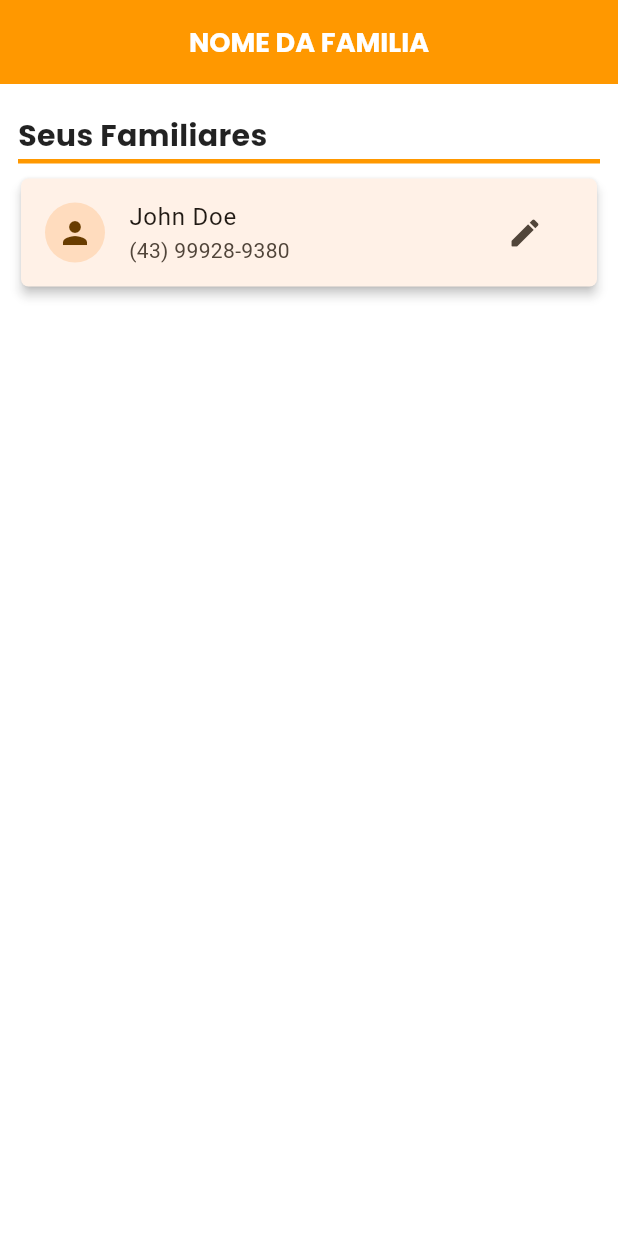
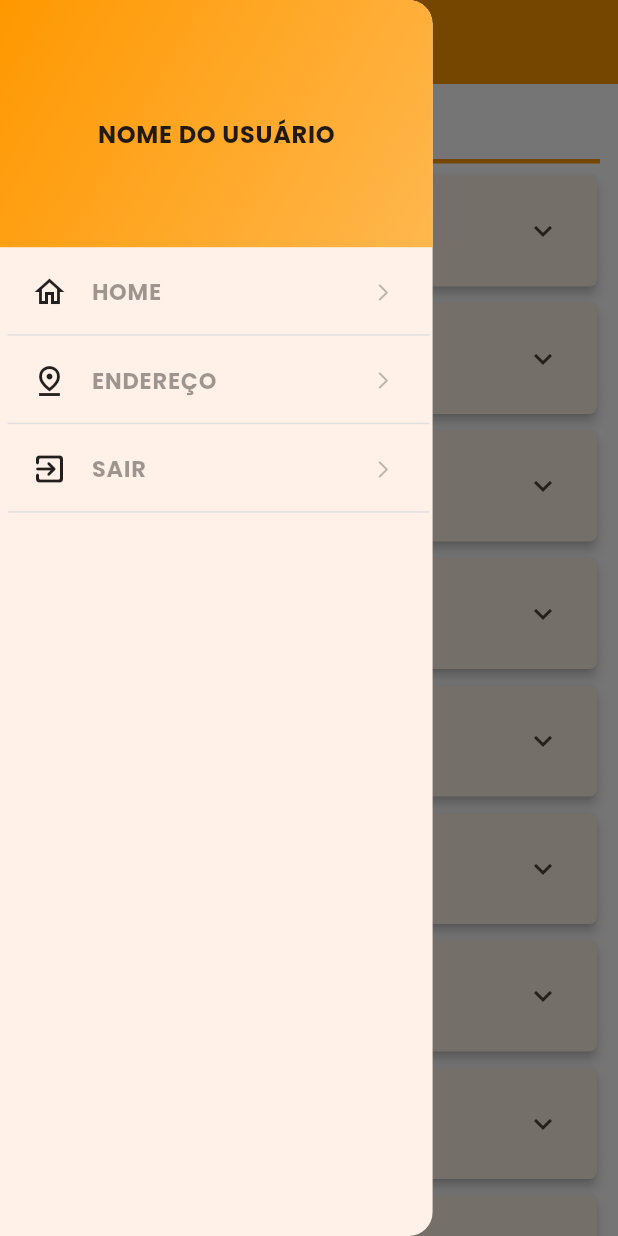
Before and after one commit to Luizgustavoo/formapp, a Flutter app: the HomePageFamily screen opened directly, with the side drawer open (before the commit the screen has no drawer), on a phone screen of 412 x 824 dp. Run offline on Flutter 3.47's test engine with Material 2 defaults, Android fonts, the phone set to English and light mode, and no system bars; missing offline and left inert: floating_action_bubble.

Commit message:
Add Home Member

```diff
--- a/lib/main.dart
+++ b/lib/main.dart
@@ -1,6 +1,6 @@
 import 'package:flutter/material.dart';
 import 'package:flutter/services.dart';
-import 'package:formapp/screens/family/home_page_family.dart';
+import 'package:formapp/screens/login_page.dart';
 import 'package:formapp/utils/custom_route.dart';
 
 void main() {
@@ -77,6 +77,6 @@ class MyApp extends StatelessWidget {
             TargetPlatform.iOS: CustomPageTransitionsBuilder(),
           }),
         ),
-        home: const HomePageFamily());
+        home: const LoginPage());
   }
 }
--- a/lib/screens/create_family.dart
+++ b/lib/screens/create_family.dart
@@ -386,6 +386,9 @@ class _CreateFamilyState extends State<CreateFamily> {
                   steps: getSteppers())),
           Card(
             child: ExpansionTile(
+              shape:
+                  const RoundedRectangleBorder(borderRadius: BorderRadius.zero),
+              initiallyExpanded: true,
               title: const Text('Composição Familiar'),
               children: familyMembersList.map((member) {
                 return Card(
@@ -396,7 +399,6 @@ class _CreateFamilyState extends State<CreateFamily> {
                         setState(() {
                           editedFamilyMemberIndex =
                               familyMembersList.indexOf(member);
-
                           nomeCompletoController.text = member.nomeCompleto;
                           dataNascimentoController.text = member.dataNascimento;
                           cpfController.text = member.cpf;
@@ -408,7 +410,6 @@ class _CreateFamilyState extends State<CreateFamily> {
                           redeSocialController.text = member.redeSocial;
                           igrejaController.text = member.igreja;
                           funcIgrejaController.text = member.funcIgreja;
-
                           _currentStep = 0;
                         });
                       },
--- a/lib/screens/family/home_page_family.dart
+++ b/lib/screens/family/home_page_family.dart
@@ -1,4 +1,5 @@
 import 'package:flutter/material.dart';
+import 'package:formapp/screens/family/widgets/custom_drawer_family.dart';
 import 'package:formapp/screens/family/widgets/custom_list_tile_family.dart';
 
 class HomePageFamily extends StatefulWidget {
@@ -16,7 +17,7 @@ class _HomePageFamilyState extends State<HomePageFamily> {
       appBar: AppBar(
         title: const Text('NOME DA FAMILIA'),
       ),
-      // drawer: const CustomDrawer(),
+      drawer: const CustomDrawerFamily(),
       body: Column(
         children: [
           Column(
@@ -29,7 +30,7 @@ class _HomePageFamilyState extends State<HomePageFamily> {
               Container(
                 margin: const EdgeInsets.only(left: 12),
                 child: const Text(
-                  'Seus Familiares',
+                  'Composição Familiar',
                   style: TextStyle(
                     color: Colors.black87,
                     fontFamily: 'Poppins',
--- /dev/null
+++ b/lib/screens/family/widgets/custom_drawer_family.dart
@@ -0,0 +1,73 @@
+import 'package:flutter/material.dart';
+import 'package:formapp/widgets/custom_list_tile.dart';
+
+class CustomDrawerFamily extends StatelessWidget {
+  const CustomDrawerFamily({super.key});
+
+  @override
+  Widget build(BuildContext context) {
+    final size = MediaQuery.of(context).size;
+    return SafeArea(
+      child: SizedBox(
+        width: size.width * 0.70,
+        height: size.height,
+        child: Drawer(
+          child: ListView(
+            children: [
+              Container(
+                height: size.height * .2,
+                decoration: BoxDecoration(
+                  gradient: LinearGradient(
+                    colors: [
+                      Colors.orange.shade500,
+                      Colors.orange.shade300,
+                    ],
+                    begin: Alignment.topLeft,
+                    end: Alignment.bottomRight,
+                  ),
+                ),
+                child: Theme(
+                  data: Theme.of(context).copyWith(
+                    dividerTheme:
+                        const DividerThemeData(color: Colors.transparent),
+                  ),
+                  child: DrawerHeader(
+                    decoration: BoxDecoration(
+                        border: Border(
+                            bottom: Divider.createBorderSide(context,
+                                color: Colors.transparent, width: 0.0))),
+                    duration: const Duration(milliseconds: 200),
+                    child: const Column(
+                      mainAxisAlignment: MainAxisAlignment.center,
+                      children: [
+                        Padding(
+                          padding: EdgeInsets.only(top: 15),
+                          child: Row(
+                            mainAxisAlignment: MainAxisAlignment.center,
+                            crossAxisAlignment: CrossAxisAlignment.center,
+                            children: [
+                              Flexible(
+                                child: Text(
+                                  'NOME DO USUÁRIO',
+                                  style: TextStyle(
+                                      fontSize: 16, fontFamily: 'Poppins'),
+                                ),
+                              ),
+                            ],
+                          ),
+                        )
+                      ],
+                    ),
+                  ),
+                ),
+              ),
+              CustomListTile(Icons.home_outlined, 'HOME', () {}, true),
+              CustomListTile(Icons.pin_drop_outlined, 'ENDEREÇO', () {}, true),
+              CustomListTile(Icons.exit_to_app_rounded, 'SAIR', () {}, true),
+            ],
+          ),
+        ),
+      ),
+    );
+  }
+}
--- a/lib/screens/family/widgets/custom_list_tile_family.dart
+++ b/lib/screens/family/widgets/custom_list_tile_family.dart
@@ -5,17 +5,74 @@ class CustomListTileFamily extends StatelessWidget {
 
   @override
   Widget build(BuildContext context) {
-    return SingleChildScrollView(
-      child: Padding(
-        padding: const EdgeInsets.only(top: 5, left: 10, right: 10),
-        child: Card(
-          child: ListTile(
-            leading: const CircleAvatar(child: Icon(Icons.person)),
-            title: const Text('John Doe'),
-            subtitle: const Text('(43) 99928-9380'),
-            trailing: IconButton(
-                onPressed: () {}, icon: const Icon(Icons.edit_rounded)),
-          ),
+    return ListView.builder(
+        itemCount: 20,
+        itemBuilder: (context, index) {
+          return const CustomExpansion();
+        });
+  }
+}
+
+class CustomExpansion extends StatelessWidget {
+  const CustomExpansion({
+    super.key,
+  });
+
+  @override
+  Widget build(BuildContext context) {
+    return Padding(
+      padding: const EdgeInsets.only(left: 10, right: 10, top: 3),
+      child: Card(
+        child: ExpansionTile(
+          leading: IconButton(
+              onPressed: () {},
+              icon: Icon(
+                Icons.edit_rounded,
+                color: Colors.orange.shade700,
+                size: 20,
+              )),
+          shape: const RoundedRectangleBorder(borderRadius: BorderRadius.zero),
+          title: const Text('Luiz Gustavo'),
+          subtitle: const Text('(43) 99928-9380'),
+          children: [
+            Padding(
+              padding: const EdgeInsets.all(8.0),
+              child: Column(
+                children: [
+                  TextFormField(),
+                  const SizedBox(height: 10),
+                  TextFormField(),
+                  const SizedBox(height: 10),
+                  TextFormField(),
+                  const SizedBox(height: 10),
+                  TextFormField(),
+                  const SizedBox(height: 10),
+                  TextFormField(),
+                  const SizedBox(height: 10),
+                  TextFormField(),
+                  const SizedBox(height: 10),
+                  TextFormField(),
+                  const SizedBox(height: 10),
+                  TextFormField(),
+                  const SizedBox(height: 10),
+                  TextFormField(),
+                  const SizedBox(height: 10),
+                  TextFormField(),
+                  const SizedBox(height: 10),
+                  TextFormField(),
+                  const SizedBox(height: 10),
+                  TextFormField(),
+                  const SizedBox(height: 10),
+                  TextFormField(),
+                  const SizedBox(height: 10),
+                  TextFormField(),
+                  const SizedBox(height: 10),
+                  TextFormField(),
+                  const SizedBox(height: 10),
+                ],
+              ),
+            ),
+          ],
         ),
       ),
     );
--- a/lib/screens/login_page.dart
+++ b/lib/screens/login_page.dart
@@ -1,4 +1,5 @@
 import 'package:flutter/material.dart';
+import 'package:formapp/screens/home_page.dart';
 
 class LoginPage extends StatefulWidget {
   const LoginPage({super.key});
@@ -160,45 +161,6 @@ class _LoginPageState extends State<LoginPage> {
                                   contentPadding: const EdgeInsets.all(0),
                                 ),
                                 _gap(),
-                                // Padding(
-                                //   padding: const EdgeInsets.only(bottom: 13),
-                                //   child: Row(
-                                //     mainAxisAlignment:
-                                //         MainAxisAlignment.center,
-                                //     children: [
-                                //       ToggleSwitch(
-                                //         initialLabelIndex: 0,
-                                //         activeFgColor: Colors.white,
-                                //         minWidth: 130.0,
-                                //         minHeight: 38.0,
-                                //         cornerRadius: 10.0,
-                                //         onToggle: (index) =>
-                                //             onToggle = index!,
-                                //         labels: const [
-                                //           'CREDENCIADO',
-                                //           'FAMILIAR'
-                                //         ],
-                                //         inactiveBgColor: Colors.transparent,
-                                //         activeBgColor: [
-                                //           Colors.orange.shade500,
-                                //         ],
-                                //         customTextStyles: const [
-                                //           TextStyle(
-                                //             color: Colors.black87,
-                                //             fontSize: 14.0,
-                                //             fontFamily: 'Poppins',
-                                //           ),
-                                //           TextStyle(
-                                //             color: Colors.black87,
-                                //             fontSize: 14.0,
-                                //             fontFamily: 'Poppins',
-                                //           )
-                                //         ],
-                                //       ),
-                                //     ],
-                                //   ),
-                                // ),
-                                // _gap(),
                                 SizedBox(
                                   width: double.infinity,
                                   child: ElevatedButton(
@@ -217,10 +179,15 @@ class _LoginPageState extends State<LoginPage> {
                                       ),
                                     ),
                                     onPressed: () {
-                                      if (_formKey.currentState?.validate() ??
-                                          false) {
-                                        /// do something
-                                      }
+                                      Navigator.push(
+                                          context,
+                                          MaterialPageRoute(
+                                              builder: ((context) =>
+                                                  const HomePage())));
+                                      // if (_formKey.currentState?.validate() ??
+                                      //     false) {
+                                      //   /// do something
+                                      // }
                                     },
                                   ),
                                 ),
```
